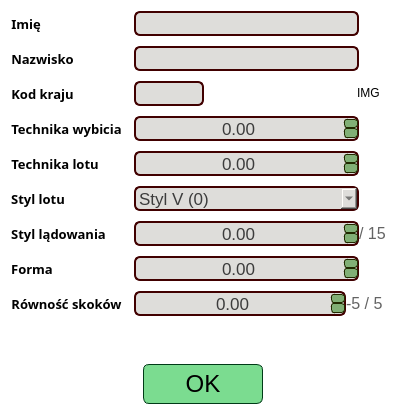
Before: the Qt Designer form source/UI/EditorWidgets/JumperEditorWidget.ui in SiekamCebule/sj-sim, drawn with Qt 5.
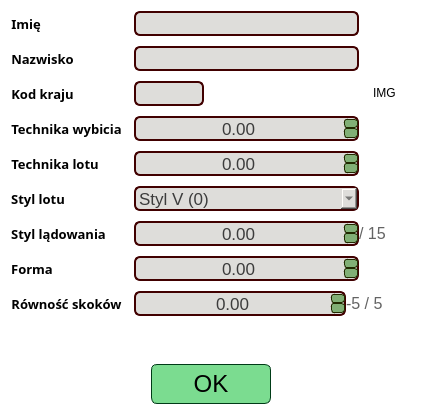
After: the same form once the commit is applied.

The edit to the form file:
```diff
--- a/source/UI/EditorWidgets/JumperEditorWidget.ui
+++ b/source/UI/EditorWidgets/JumperEditorWidget.ui
@@ -6,7 +6,7 @@
    <rect>
     <x>0</x>
     <y>0</y>
-    <width>406</width>
+    <width>422</width>
     <height>415</height>
    </rect>
   </property>
```
Left out of the diff: 9 changed lines with no effect on the pictures.
